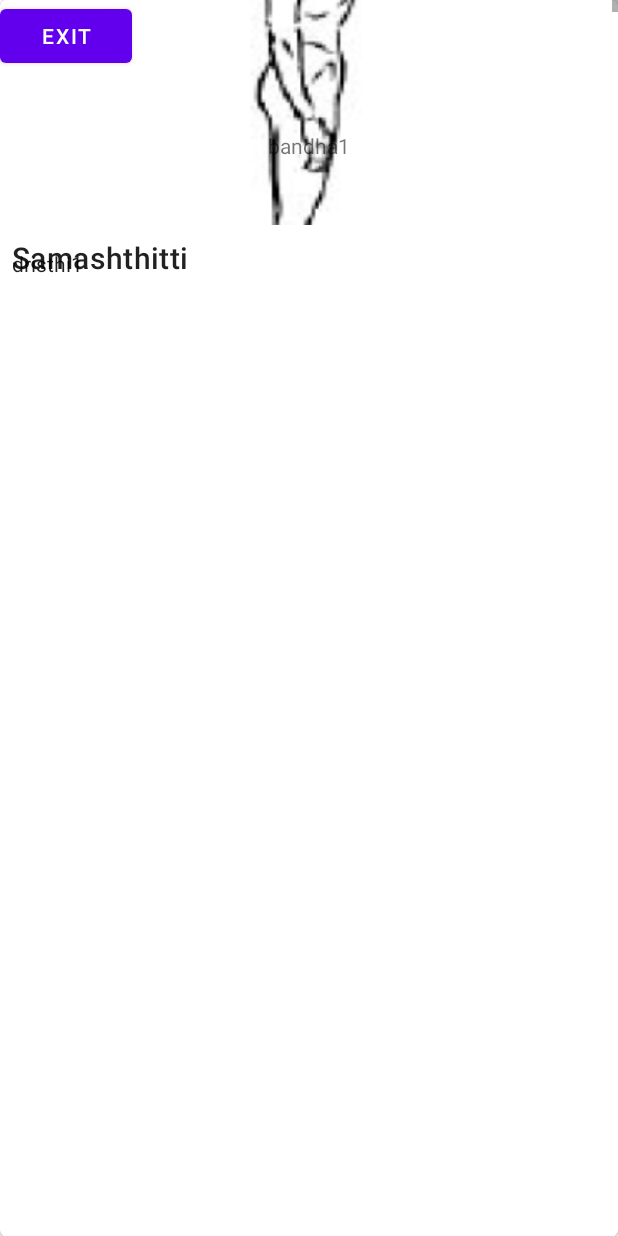
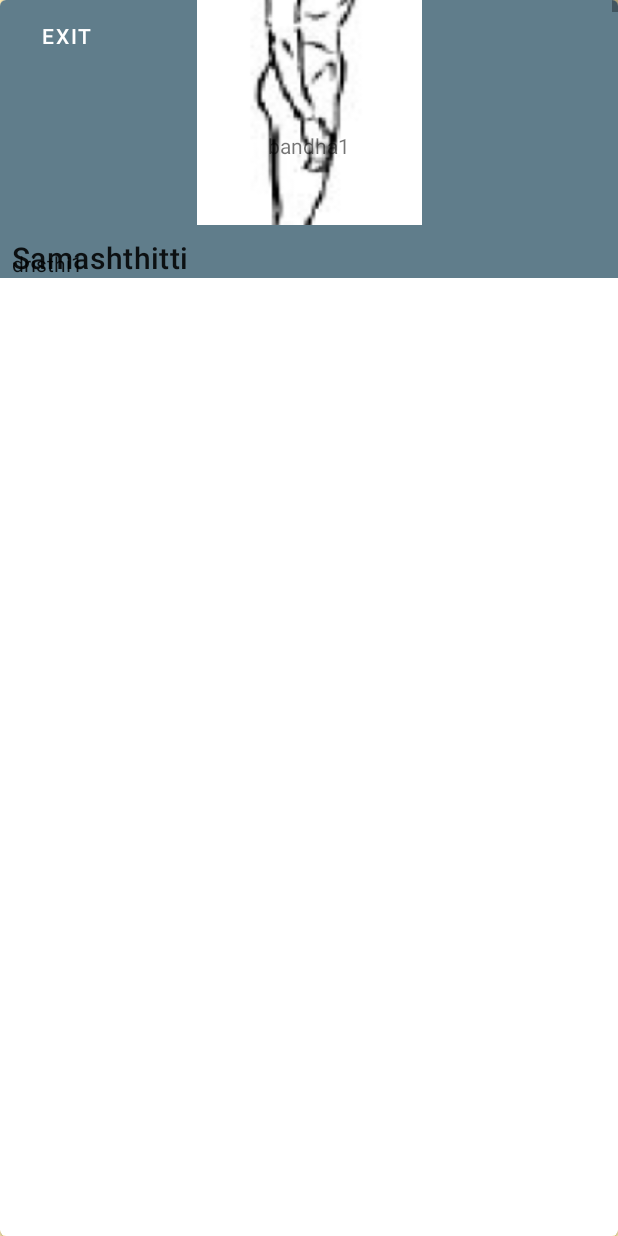
Before and after one commit to LuisCP20/AshtangaApp, an Android app: the ReviewActivity screen opened directly, with no data from a screen before it, on a phone screen of 412 x 824 dp. Run offline under Robolectric (Android 15) with nearby library versions, the phone set to English and light mode, and no system bars.

Commit message:
Se jugó con los colores

```diff
--- a/app/src/main/AndroidManifest.xml
+++ b/app/src/main/AndroidManifest.xml
@@ -10,7 +10,7 @@
         android:supportsRtl="true"
         android:theme="@style/Theme.Ashtanga1">
         <activity
-            android:name=".ui.main.ReviewActivity"
+            android:name=".ReviewActivity"
             android:exported="false"
             android:label="@string/title_activity_review"
             android:theme="@style/Theme.Ashtanga1.NoActionBar" />
--- a/app/src/main/java/com/example/ashtanga1/ui/main/ReviewActivity.kt
+++ b/app/src/main/java/com/example/ashtanga1/ReviewActivity.kt
@@ -1,13 +1,13 @@
-package com.example.ashtanga1.ui.main
+package com.example.ashtanga1
 
 import android.content.Intent
 import android.os.Bundle
 import androidx.appcompat.app.AppCompatActivity
 import androidx.recyclerview.widget.RecyclerView
-import com.example.ashtanga1.R
 import com.example.ashtanga1.adapter.CardAdapter
 import com.example.ashtanga1.data.DataSource
 import com.example.ashtanga1.databinding.ReviewActivityBinding
+import com.example.ashtanga1.ui.main.MainFragment
 
 
 class ReviewActivity : AppCompatActivity() {
@@ -28,7 +28,7 @@ class ReviewActivity : AppCompatActivity() {
 
         supportActionBar?.setDisplayHomeAsUpEnabled(true)
         val intent = Intent(this.applicationContext, MainFragment::class.java)
-        binding.button.setOnClickListener { supportNavigateUpTo(intent) }
+        binding.button.setOnClickListener {supportNavigateUpTo(intent)}
         //supportNavigateUpTo(intent)
     }
 
--- a/app/src/main/java/com/example/ashtanga1/ui/main/MainFragment.kt
+++ b/app/src/main/java/com/example/ashtanga1/ui/main/MainFragment.kt
@@ -9,6 +9,7 @@ import android.view.ViewGroup
 import androidx.fragment.app.activityViewModels
 import androidx.navigation.fragment.findNavController
 import com.example.ashtanga1.R
+import com.example.ashtanga1.ReviewActivity
 import com.example.ashtanga1.databinding.MainFragmentBinding
 
 class MainFragment : Fragment() {
--- /dev/null
+++ b/app/src/main/res/drawable-v24/roundcorners.xml
@@ -0,0 +1,6 @@
+<?xml version="1.0" encoding="utf-8"?>
+<!--https://stackoverflow.com/questions/21633637/rounded-corners-android-image-buttons answered Feb 7 '14 at 17:06 Nambi-->
+<shape xmlns:android="http://schemas.android.com/apk/res/android">
+    <solid android:color="@color/design_default_color_secondary_variant" />
+    <corners android:radius="32dp" />
+</shape>
--- a/app/src/main/res/layout/asana_card.xml
+++ b/app/src/main/res/layout/asana_card.xml
@@ -4,13 +4,16 @@
     xmlns:app = "http://schemas.android.com/apk/res-auto"
     xmlns:tools="http://schemas.android.com/tools"
     android:layout_width="match_parent"
+    android:background="#607D8B"
     android:layout_height="match_parent">
 
     <androidx.constraintlayout.widget.ConstraintLayout
         android:layout_width="match_parent"
-        android:layout_height="wrap_content">
+        android:layout_height="wrap_content"
+        android:background="#607D8B">
 
         <ImageView
+
             android:id="@+id/postureR"
             android:layout_width="150dp"
             android:layout_height="150dp"
--- a/app/src/main/res/layout/fragment_finished.xml
+++ b/app/src/main/res/layout/fragment_finished.xml
@@ -13,6 +13,7 @@
     </data>
 
     <ScrollView
+        android:background="#FFECB3"
         android:id="@+id/ConstraintLayout"
         android:layout_width="match_parent"
         android:layout_height="match_parent"
--- a/app/src/main/res/layout/fragment_posture_question.xml
+++ b/app/src/main/res/layout/fragment_posture_question.xml
@@ -13,6 +13,7 @@
     </data>
 
     <androidx.constraintlayout.widget.ConstraintLayout
+        android:background="#FFECB3"
         android:id="@+id/ConstraintLayout"
         android:layout_width="match_parent"
         android:layout_height="match_parent"
@@ -121,6 +122,7 @@
 
         <ImageButton
             android:id="@+id/exitButton"
+            android:background="@android:color/transparent"
             android:onClick="@{() -> fragmentPostureQuestion.exit()}"
             android:layout_width="48dp"
             android:layout_height="48dp"
--- a/app/src/main/res/layout/fragment_sequence_menu.xml
+++ b/app/src/main/res/layout/fragment_sequence_menu.xml
@@ -13,6 +13,7 @@
     </data>
 
     <ScrollView
+        android:background="#FFECB3"
         android:id="@+id/ConstraintLayout"
         android:layout_width="match_parent"
         android:layout_height="match_parent"
--- a/app/src/main/res/layout/fragment_technique_menu.xml
+++ b/app/src/main/res/layout/fragment_technique_menu.xml
@@ -13,6 +13,7 @@
     </data>
 
     <ScrollView
+        android:background="#FFECB3"
         android:id="@+id/ConstraintLayout"
         android:layout_width="match_parent"
         android:layout_height="match_parent"
--- a/app/src/main/res/layout/fragment_technique_question.xml
+++ b/app/src/main/res/layout/fragment_technique_question.xml
@@ -14,6 +14,7 @@
 
 
     <androidx.constraintlayout.widget.ConstraintLayout
+        android:background="#FFECB3"
         android:id="@+id/ConstraintLayout"
         android:layout_width="match_parent"
         android:layout_height="match_parent"
@@ -89,6 +90,7 @@
         <ImageButton
             android:id="@+id/imageButton"
             android:onClick="@{() -> fragmentTechniqueQuestion.exit()}"
+            android:background="@android:color/transparent"
             android:layout_width="48dp"
             android:layout_height="48dp"
             android:layout_marginStart="12dp"
--- a/app/src/main/res/layout/main_fragment.xml
+++ b/app/src/main/res/layout/main_fragment.xml
@@ -20,6 +20,7 @@
         android:id="@+id/main"
         android:layout_width="match_parent"
         android:layout_height="match_parent"
+        android:background="#FFECB3"
         >
 
         <ImageView
--- a/app/src/main/res/layout/review_activity.xml
+++ b/app/src/main/res/layout/review_activity.xml
@@ -1,6 +1,7 @@
 <?xml version="1.0" encoding="utf-8"?>
 
 <FrameLayout
+    android:background="#FFECB3"
     android:layout_width="match_parent"
     android:layout_height="match_parent"
     xmlns:android="http://schemas.android.com/apk/res/android"
@@ -10,6 +11,8 @@
         android:id="@+id/button"
         android:layout_width="wrap_content"
         android:layout_height="wrap_content"
+        android:textColor="@color/design_default_color_on_primary"
+        android:background="@android:color/transparent"
         android:text="@string/exit" />
 
     <androidx.recyclerview.widget.RecyclerView
--- a/app/src/main/res/values-night/themes.xml
+++ b/app/src/main/res/values-night/themes.xml
@@ -1,8 +1,9 @@
 <resources xmlns:tools="http://schemas.android.com/tools">
     <!-- Base application theme. -->
-    <style name="Theme.Ashtanga1" parent="Theme.MaterialComponents.DayNight.DarkActionBar">
+    <style name="Theme.Ashtanga1" parent="Theme.MaterialComponents.DayNight.NoActionBar">
         <!-- Primary brand color. -->
-        <item name="colorPrimary">@color/purple_200</item>
+        <item name="colorPrimary">#FFA000</item>
+        <item name ="colorAccent">#E040FB</item>
         <item name="colorPrimaryVariant">@color/purple_700</item>
         <item name="colorOnPrimary">@color/black</item>
         <!-- Secondary brand color. -->
--- a/app/src/main/res/values/themes.xml
+++ b/app/src/main/res/values/themes.xml
@@ -1,16 +1,17 @@
 <resources xmlns:tools="http://schemas.android.com/tools">
     <!-- Base application theme. -->
-    <style name="Theme.Ashtanga1" parent="Theme.MaterialComponents.DayNight.DarkActionBar">
+    <style name="Theme.Ashtanga1" parent="Theme.MaterialComponents.DayNight.NoActionBar">
         <!-- Primary brand color. -->
-        <item name="colorPrimary">@color/purple_500</item>
-        <item name="colorPrimaryVariant">@color/purple_700</item>
+        <item name="colorPrimary">#212121</item>
+        <item name ="colorAccent">#E040FB</item>
         <item name="colorOnPrimary">@color/white</item>
+        <item name="backgroundColor">#FFECB3</item>
         <!-- Secondary brand color. -->
-        <item name="colorSecondary">@color/teal_200</item>
-        <item name="colorSecondaryVariant">@color/teal_700</item>
-        <item name="colorOnSecondary">@color/black</item>
+        <item name="colorSecondary">#FFECB3</item>
+        <item name="colorSecondaryVariant">#7F59add7</item>
+        <item name="colorOnSecondary">#167ea5</item>
         <!-- Status bar color. -->
-        <item name="android:statusBarColor" tools:targetApi="l">?attr/colorPrimaryVariant</item>
+        <item name="android:statusBarColor" tools:targetApi="l">?attr/colorSecondary</item>
         <!-- Customize your theme here. -->
     </style>
 
```
Also changed, not shown: app/src/main/res/layout/fragment_sequence_question.xml (+17 -8 lines), app/src/main/res/menu/menu_review.xml (deleted, +0 -10 lines).
